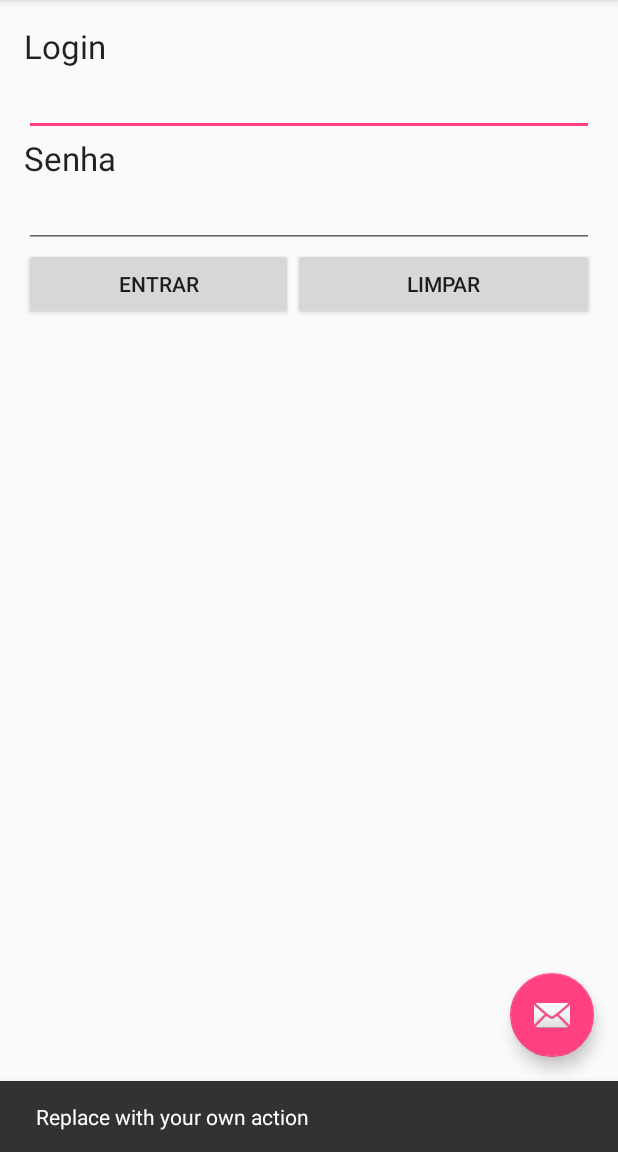
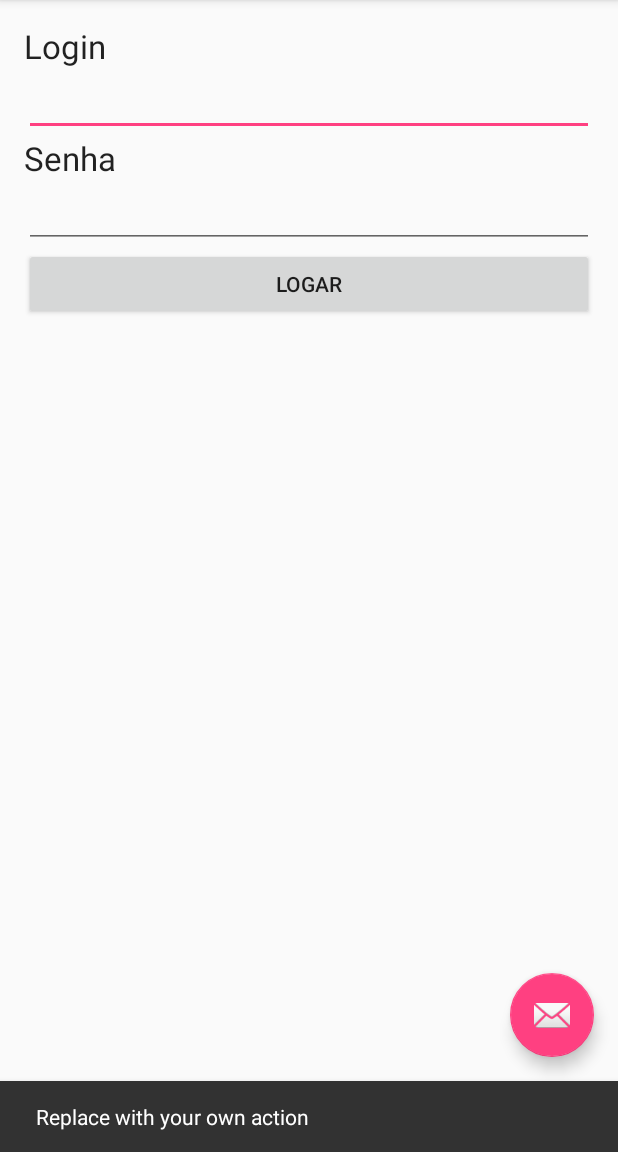
Before and after one commit to brunoclira/LoginAsynkTask, an Android app: the screen it shows after launch (MainActivity), after a tap on an icon or button, on a phone screen of 412 x 824 dp, the part 84-1236 px from its top. Run offline under Robolectric (Android 15) with nearby library versions, the phone set to English and light mode, and no system bars.

Commit message:
Layout Android
Mudanças no vertical layout

```diff
--- a/LoginAsynkTask/app/src/main/res/layout/content_main.xml
+++ b/LoginAsynkTask/app/src/main/res/layout/content_main.xml
@@ -27,7 +27,7 @@
         <EditText
             android:layout_width="match_parent"
             android:layout_height="wrap_content"
-            android:id="@+id/editText" />
+            android:id="@+id/nomeEditText" />
 
         <TextView
             android:layout_width="wrap_content"
@@ -41,27 +41,13 @@
             android:layout_height="wrap_content"
             android:inputType="textPassword"
             android:ems="10"
-            android:id="@+id/editText2" />
+            android:id="@+id/senhaEditText" />
 
-        <LinearLayout
-            android:orientation="horizontal"
+        <Button
             android:layout_width="match_parent"
             android:layout_height="wrap_content"
-            android:layout_weight="0.05"
-            android:weightSum="1">
+            android:text="Logar"
+            android:id="@+id/enviarButton" />
 
-            <Button
-                android:layout_width="179dp"
-                android:layout_height="wrap_content"
-                android:text="Entrar"
-                android:id="@+id/entrarButton" />
-
-            <Button
-                android:layout_width="match_parent"
-                android:layout_height="wrap_content"
-                android:text="Limpar"
-                android:id="@+id/limparButton" />
-
-        </LinearLayout>
     </LinearLayout>
 </RelativeLayout>
```
